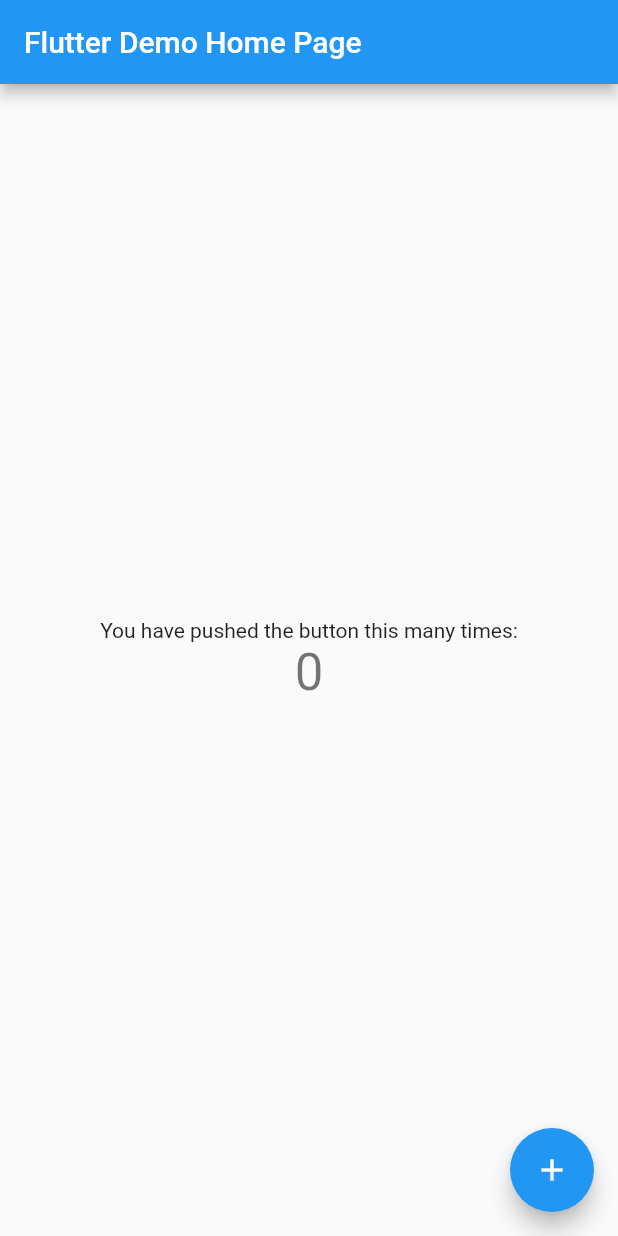
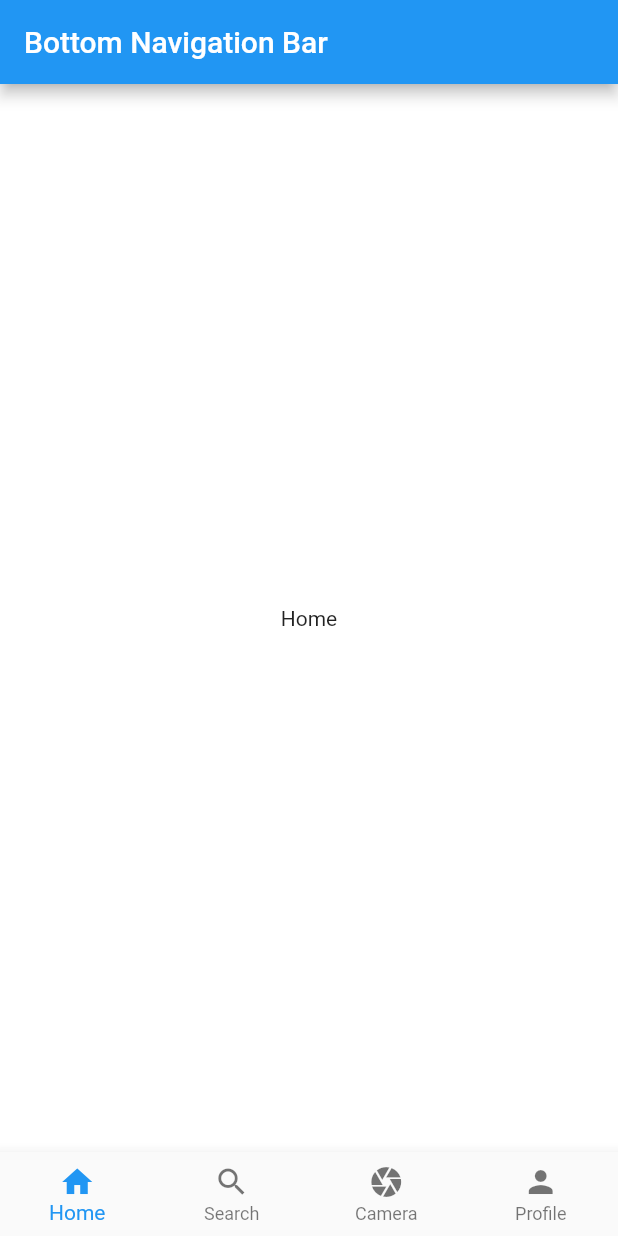
Before and after one commit to G191210301/flutter_bottom_navigation_bar, a Flutter app: the screen it shows after launch, on a phone screen of 412 x 824 dp. Run offline on Flutter 3.47's test engine with Material 2 defaults, Android fonts, the phone set to English and light mode, and no system bars.

Commit message:
project okey

```diff
--- a/bottom_navigation_bar/lib/main.dart
+++ b/bottom_navigation_bar/lib/main.dart
@@ -6,110 +6,73 @@ void main() {
 
 class MyApp extends StatelessWidget {
   const MyApp({Key? key}) : super(key: key);
-
-  // This widget is the root of your application.
   @override
   Widget build(BuildContext context) {
     return MaterialApp(
       title: 'Flutter Demo',
       theme: ThemeData(
-        // This is the theme of your application.
-        //
-        // Try running your application with "flutter run". You'll see the
-        // application has a blue toolbar. Then, without quitting the app, try
-        // changing the primarySwatch below to Colors.green and then invoke
-        // "hot reload" (press "r" in the console where you ran "flutter run",
-        // or simply save your changes to "hot reload" in a Flutter IDE).
-        // Notice that the counter didn't reset back to zero; the application
-        // is not restarted.
         primarySwatch: Colors.blue,
       ),
-      home: const MyHomePage(title: 'Flutter Demo Home Page'),
+      home: const MyHomePage(title: 'Bottom Navigation Bar'),
     );
   }
 }
 
 class MyHomePage extends StatefulWidget {
   const MyHomePage({Key? key, required this.title}) : super(key: key);
-
-  // This widget is the home page of your application. It is stateful, meaning
-  // that it has a State object (defined below) that contains fields that affect
-  // how it looks.
-
-  // This class is the configuration for the state. It holds the values (in this
-  // case the title) provided by the parent (in this case the App widget) and
-  // used by the build method of the State. Fields in a Widget subclass are
-  // always marked "final".
-
   final String title;
-
   @override
   State<MyHomePage> createState() => _MyHomePageState();
 }
 
 class _MyHomePageState extends State<MyHomePage> {
-  int _counter = 0;
+  int _currentIndex = 0;
 
-  void _incrementCounter() {
-    setState(() {
-      // This call to setState tells the Flutter framework that something has
-      // changed in this State, which causes it to rerun the build method below
-      // so that the display can reflect the updated values. If we changed
-      // _counter without calling setState(), then the build method would not be
-      // called again, and so nothing would appear to happen.
-      _counter++;
-    });
-  }
+  final screen = [
+    Center(
+      child: Text('Home'),
+    ),
+    Center(
+      child: Text('Search'),
+    ),
+    Center(
+      child: Text('Camera'),
+    ),
+    Center(
+      child: Text('Profile'),
+    ),
+  ];
 
   @override
   Widget build(BuildContext context) {
-    // This method is rerun every time setState is called, for instance as done
-    // by the _incrementCounter method above.
-    //
-    // The Flutter framework has been optimized to make rerunning build methods
-    // fast, so that you can just rebuild anything that needs updating rather
-    // than having to individually change instances of widgets.
     return Scaffold(
-      appBar: AppBar(
-        // Here we take the value from the MyHomePage object that was created by
-        // the App.build method, and use it to set our appbar title.
-        title: Text(widget.title),
-      ),
-      body: Center(
-        // Center is a layout widget. It takes a single child and positions it
-        // in the middle of the parent.
-        child: Column(
-          // Column is also a layout widget. It takes a list of children and
-          // arranges them vertically. By default, it sizes itself to fit its
-          // children horizontally, and tries to be as tall as its parent.
-          //
-          // Invoke "debug painting" (press "p" in the console, choose the
-          // "Toggle Debug Paint" action from the Flutter Inspector in Android
-          // Studio, or the "Toggle Debug Paint" command in Visual Studio Code)
-          // to see the wireframe for each widget.
-          //
-          // Column has various properties to control how it sizes itself and
-          // how it positions its children. Here we use mainAxisAlignment to
-          // center the children vertically; the main axis here is the vertical
-          // axis because Columns are vertical (the cross axis would be
-          // horizontal).
-          mainAxisAlignment: MainAxisAlignment.center,
-          children: <Widget>[
-            const Text(
-              'You have pushed the button this many times:',
+        backgroundColor: Colors.white,
+        appBar: AppBar(
+          title: Text(widget.title),
+        ),
+        body: screen[_currentIndex],
+        bottomNavigationBar: BottomNavigationBar(
+          currentIndex: _currentIndex,
+          type: BottomNavigationBarType.fixed,
+          items: const [
+            BottomNavigationBarItem(icon: Icon(Icons.home), backgroundColor: Colors.blue, label: 'Home'),
+            BottomNavigationBarItem(
+              icon: Icon(Icons.search),
+              backgroundColor: Colors.blue,
+              label: 'Search',
             ),
-            Text(
-              '$_counter',
-              style: Theme.of(context).textTheme.headline4,
+            BottomNavigationBarItem(
+              icon: Icon(Icons.camera),
+              backgroundColor: Colors.blue,
+              label: 'Camera',
             ),
+            BottomNavigationBarItem(icon: Icon(Icons.person), backgroundColor: Colors.blue, label: 'Profile'),
           ],
-        ),
-      ),
-      floatingActionButton: FloatingActionButton(
-        onPressed: _incrementCounter,
-        tooltip: 'Increment',
-        child: const Icon(Icons.add),
-      ), // This trailing comma makes auto-formatting nicer for build methods.
-    );
+          onTap: (index) {
+            setState(() {
+              _currentIndex = index;
+            });
+          },
+        ));
   }
 }
```
